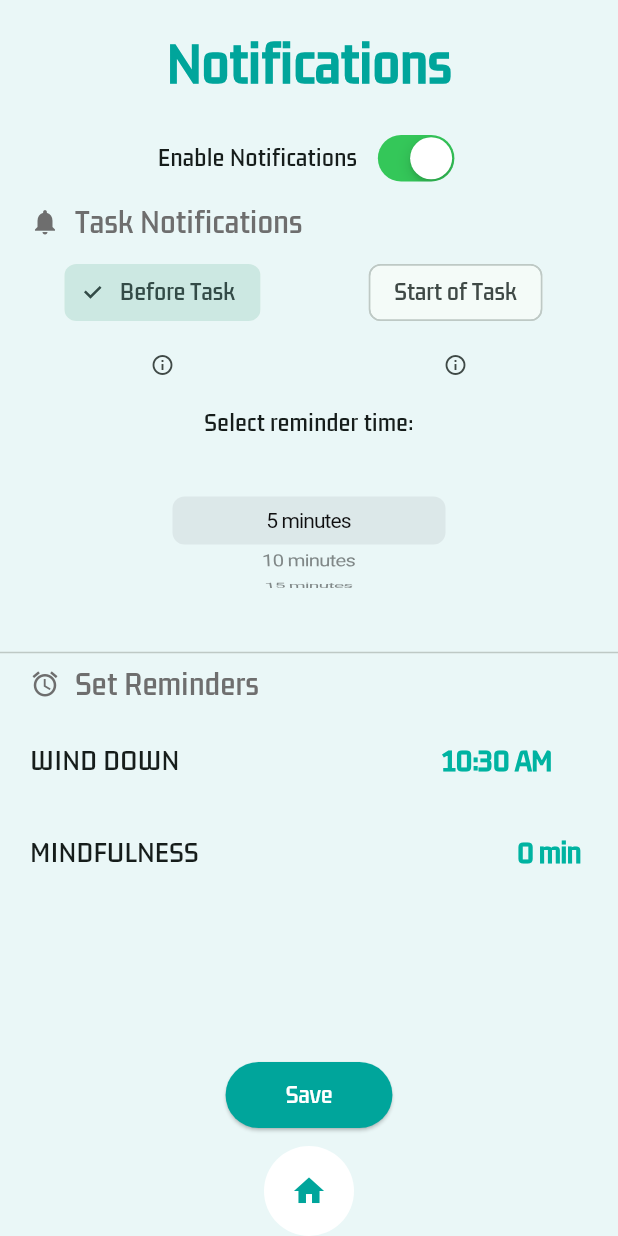
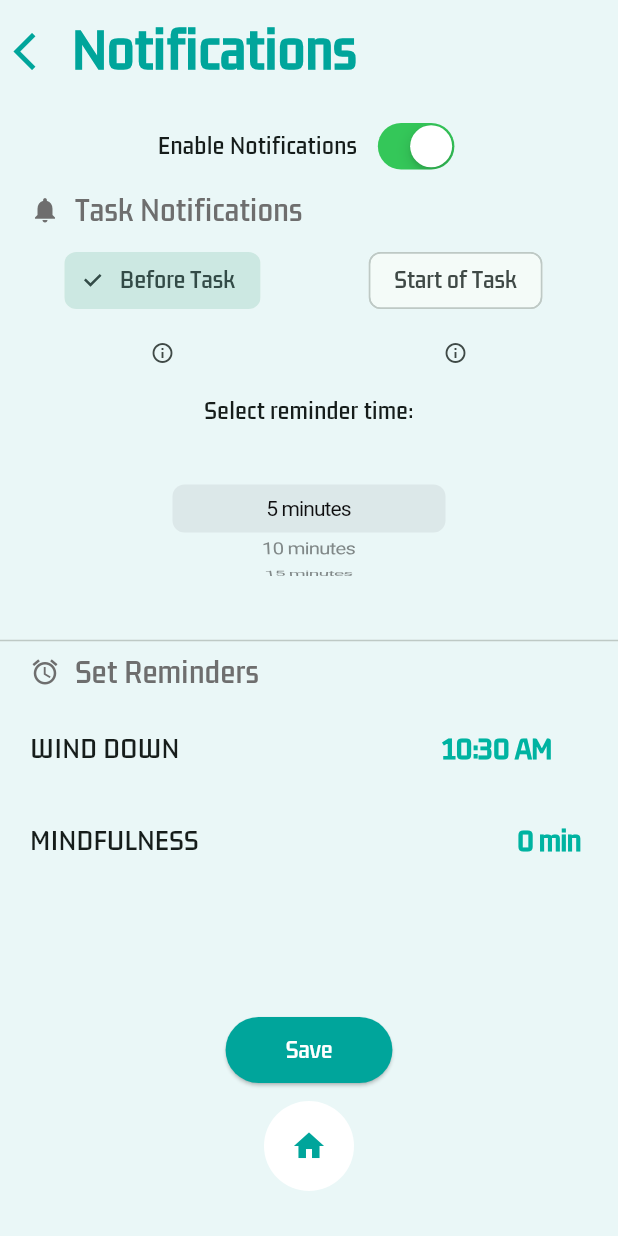
Before and after one commit to 75-Hard-Student-Edition/75-Student, a Flutter app: the NotificationScreen screen opened directly with empty values, on a phone screen of 412 x 824 dp. Run offline on Flutter 3.47's test engine with Material 3 defaults, Android fonts, the phone set to English and light mode, and no system bars; accounts and stored records are empty.

Commit message:
sorry. fixd navigation to notifications page

```diff
--- a/lib/userInterfaces/notifications_page.dart
+++ b/lib/userInterfaces/notifications_page.dart
@@ -73,10 +73,18 @@ class _NotificationScreenState extends State<NotificationScreen> {
         bottomNavigationBar: CustomBottomNavBar(accountManager: widget.accountManager),
         body: SafeArea(
             child: SingleChildScrollView(
-                padding: const EdgeInsets.only(bottom: 160),
                 child: Column(children: [
-                  const SizedBox(height: 20),
-                  const Text(
+                  const SizedBox(height: 10),
+                  Row(
+                    children: [
+                      IconButton(
+                        icon: const Icon(Icons.arrow_back_ios, color: Color(0xFF00A59B), size: 30),
+                        onPressed: () {
+                          Navigator.pop(context);
+                        },
+                      ),
+                      const Center(
+                      child: Text(
                         'Notifications',
                         style: TextStyle(
                           fontSize: 32,
@@ -84,6 +92,9 @@ class _NotificationScreenState extends State<NotificationScreen> {
                           color: Color(0xFF00A59B),
                           fontFamily: 'KdamThmorPro',
                         ),
+                      ),
+                      ),
+                    ],
                   ),
                   const SizedBox(height: 20),
                   Row(
@@ -522,7 +533,9 @@ class CustomBottomNavBar extends StatelessWidget {
 
   @override
   Widget build(BuildContext context) {
-    return Column(
+    return Padding(
+      padding: EdgeInsets.only(bottom: 30),
+      child: Column(
         mainAxisSize: MainAxisSize.min,
         children: [
         ElevatedButton(
@@ -578,6 +591,7 @@ class CustomBottomNavBar extends StatelessWidget {
           ),
         ),
         ],
+      ),
     );
   }
 }
--- a/lib/userInterfaces/settings_page.dart
+++ b/lib/userInterfaces/settings_page.dart
@@ -28,7 +28,7 @@ class SettingsPage extends StatelessWidget {
       backgroundColor: const Color(0xFFE6F4F3),
       bottomNavigationBar: CustomBottomNavBar(accountManager: accountManager),
       body: Padding(
-        padding: EdgeInsets.only(top: topPadding + 10, left: 16, right: 16),
+        padding: EdgeInsets.only(top: topPadding + 2, left: 16, right: 16),
         child: Column(
           crossAxisAlignment: CrossAxisAlignment.start,
           children: [
```
Also changed, not shown: lib/userInterfaces/category_ranking.dart (+7 -18 lines). Lines whose indentation alone changed are shown as unchanged.
